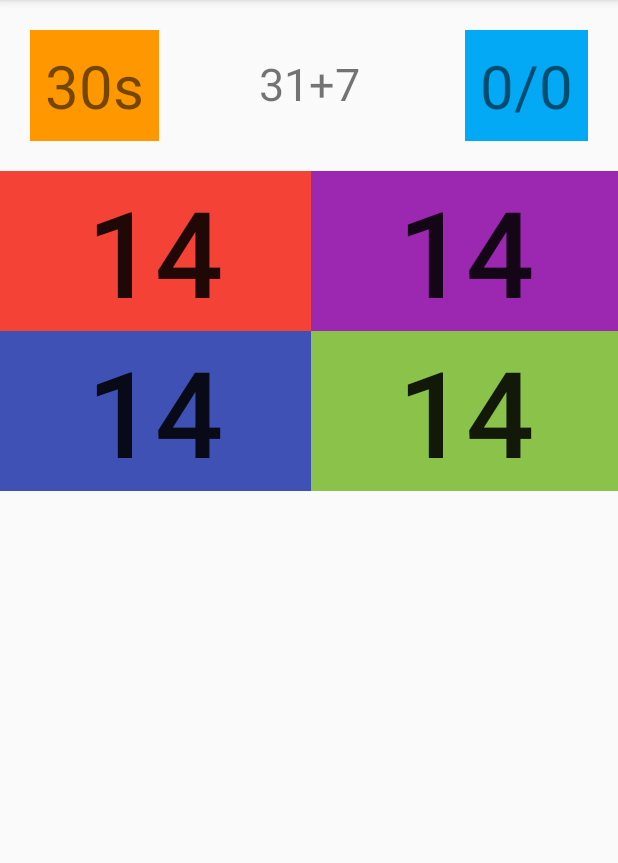
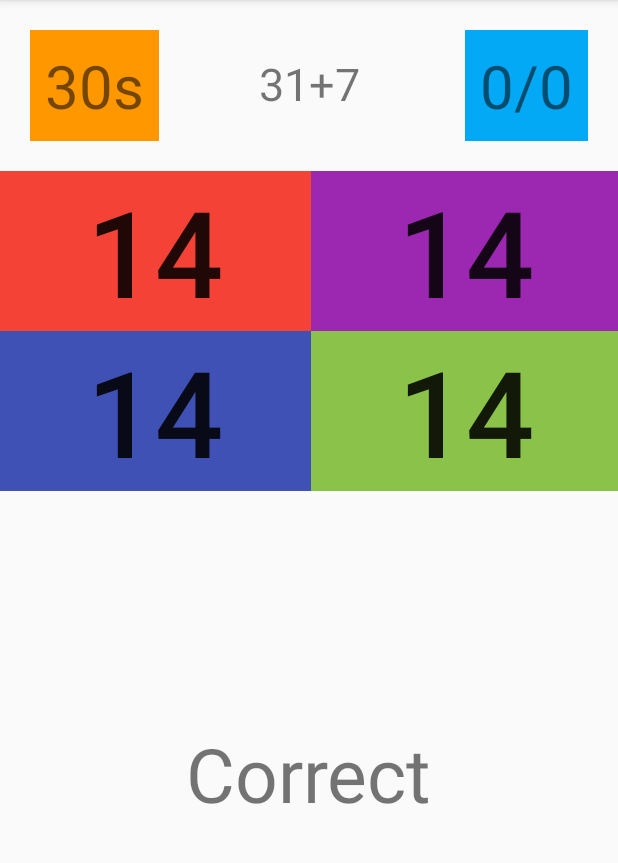
Before and after one commit to offlineprogrammer/BrainTrainer, an Android app: the screen it shows after launch (MainActivity), on a phone screen of 412 x 824 dp, the part 84-947 px from its top. Run offline under Robolectric (Android 15) with nearby library versions, the phone set to English and light mode, and no system bars.

Commit message:
Result TextView

```diff
--- a/app/src/main/res/layout/activity_main.xml
+++ b/app/src/main/res/layout/activity_main.xml
@@ -132,4 +132,16 @@
             app:layout_rowWeight="1" />
 
     </androidx.gridlayout.widget.GridLayout>
+
+    <TextView
+        android:id="@+id/resultTextView"
+        android:layout_width="wrap_content"
+        android:layout_height="wrap_content"
+        android:layout_marginTop="17dp"
+        android:text="Correct"
+        android:textSize="50sp"
+        app:layout_constraintEnd_toEndOf="parent"
+        app:layout_constraintHorizontal_bias="0.5"
+        app:layout_constraintStart_toStartOf="parent"
+        app:layout_constraintTop_toBottomOf="@+id/goButton" />
 </androidx.constraintlayout.widget.ConstraintLayout>
```
